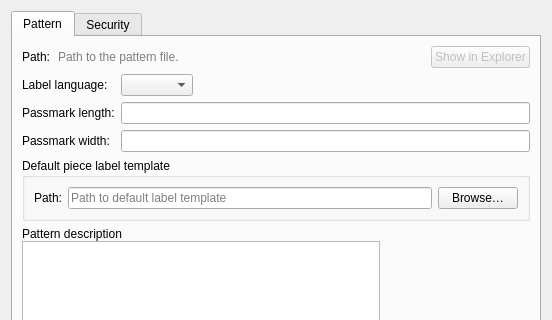
Above: src/app/valentina/dialogs/dialogpatternproperties.ui from dismine/valentina before the change; both pictures show x 0 to 552 and y 0 to 320 of the 552 by 667 pixel window. Below: the same form after it.
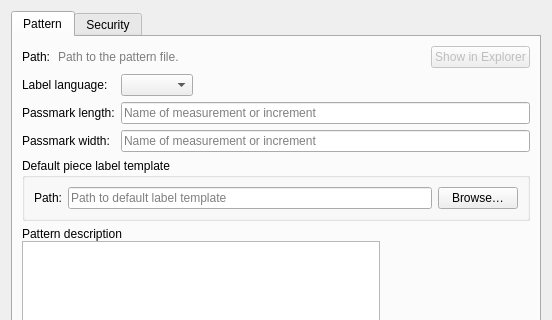
That is the form after the change. Icons and pictures are not drawn. Custom widgets are drawn as their Qt base class.

Commit message:
Improve pattern properties dialog.
Add placeholder to explain how to use the fields.

```diff
--- a/src/app/valentina/dialogs/dialogpatternproperties.ui
+++ b/src/app/valentina/dialogs/dialogpatternproperties.ui
@@ -117,6 +117,9 @@
          </item>
          <item row="1" column="1">
           <widget class="QLineEdit" name="lineEditPassmarkLength">
+           <property name="placeholderText">
+            <string>Name of measurement or increment</string>
+           </property>
            <property name="clearButtonEnabled">
             <bool>true</bool>
            </property>
@@ -131,6 +134,9 @@
          </item>
          <item row="2" column="1">
           <widget class="QLineEdit" name="lineEditPassmarkWidth">
+           <property name="placeholderText">
+            <string>Name of measurement or increment</string>
+           </property>
            <property name="clearButtonEnabled">
             <bool>true</bool>
            </property>
```
